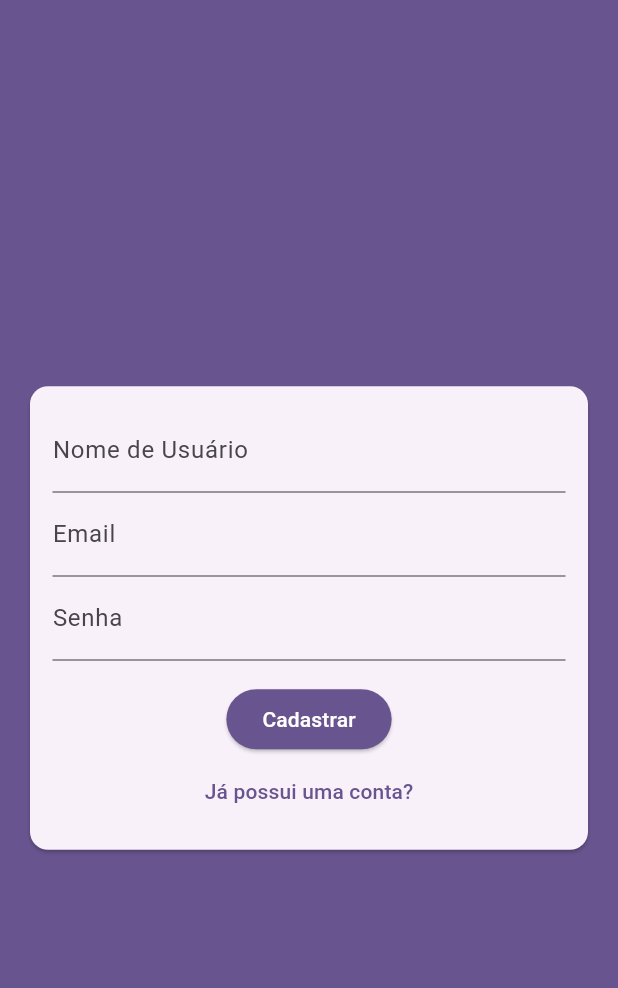
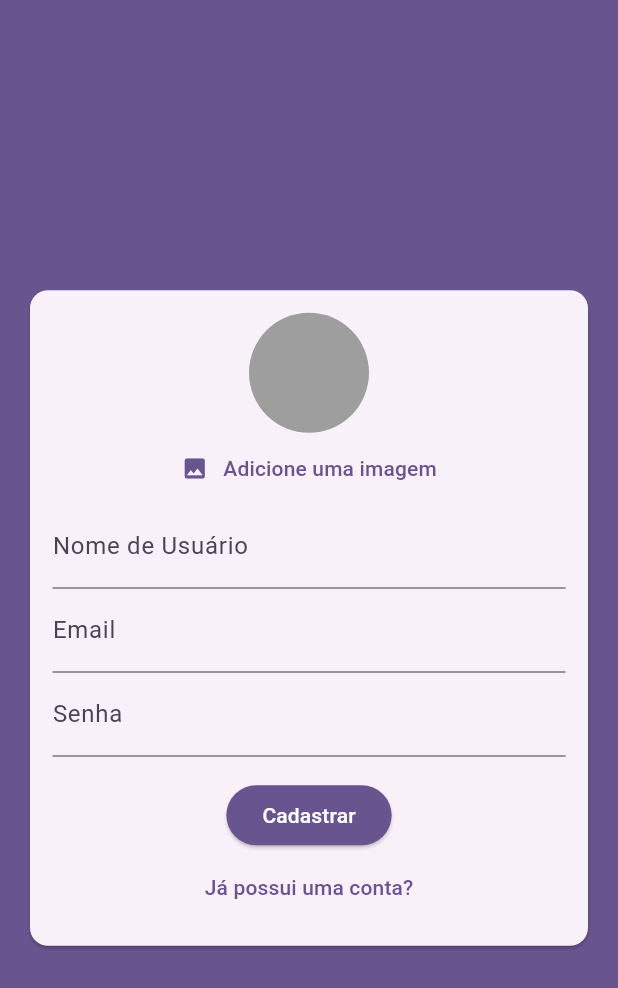
Before and after one commit to Jooaomarcelo/to-do-list-app, a Flutter app: the screen it shows after launch, after a tap on "Novo usuário?", on a phone screen of 412 x 824 dp. Shown: the top 988 px of the screen. Run offline on Flutter 3.47's test engine with Material 3 defaults, Android fonts, the phone set to English and light mode, and no system bars; our stand-ins replace firebase_core, image_cropper, image_picker; accounts and stored records are empty; generated files the repository leaves out were written again.

Commit message:
added image picker and image cropper

```diff
--- a/lib/components/auth_form.dart
+++ b/lib/components/auth_form.dart
@@ -1,4 +1,7 @@
+import 'dart:io';
+
 import 'package:flutter/material.dart';
+import 'package:to_do_list/components/user_image_picker.dart';
 import 'package:to_do_list/models/auth_form_data.dart';
 
 class AuthForm extends StatefulWidget {
@@ -13,6 +16,10 @@ class _AuthFormState extends State<AuthForm> {
 
   final _formKey = GlobalKey<FormState>();
 
+  void _handleImagePick(File image) {
+    _formData.image = image;
+  }
+
   @override
   Widget build(BuildContext context) {
     return Card(
@@ -20,8 +27,12 @@ class _AuthFormState extends State<AuthForm> {
       child: Padding(
         padding: const EdgeInsets.all(15),
         child: Form(
+          key: _formKey,
           child: Column(
             children: [
+              if (_formData.isSignup)
+                UserImagePicker(onImagePick: _handleImagePick),
+              if (_formData.isSignup)
                 TextFormField(
                   key: const ValueKey('name'),
                   initialValue: _formData.name,
--- /dev/null
+++ b/lib/components/user_image_picker.dart
@@ -0,0 +1,100 @@
+import 'dart:io';
+
+import 'package:flutter/material.dart';
+import 'package:image_cropper/image_cropper.dart';
+import 'package:image_picker/image_picker.dart';
+
+class UserImagePicker extends StatefulWidget {
+  final void Function(File) onImagePick;
+
+  const UserImagePicker({
+    required this.onImagePick,
+    super.key,
+  });
+
+  @override
+  State<UserImagePicker> createState() => _UserImagePickerState();
+}
+
+class _UserImagePickerState extends State<UserImagePicker> {
+  File? _image;
+
+  void _pickImage() async {
+    final picker = ImagePicker();
+
+    final pickedImage = await picker.pickImage(
+      source: ImageSource.gallery,
+      imageQuality: 50,
+    );
+
+    if (pickedImage == null) {
+      return;
+    }
+
+    final cropper = ImageCropper();
+    final croppedImage = await cropper.cropImage(
+      sourcePath: pickedImage.path,
+      maxWidth: 150,
+      uiSettings: [
+        AndroidUiSettings(
+          toolbarTitle: 'Editar imagem',
+          toolbarColor: Colors.deepOrange,
+          toolbarWidgetColor: Colors.white,
+          initAspectRatio: CropAspectRatioPreset.square,
+          lockAspectRatio: false,
+          aspectRatioPresets: [
+            CropAspectRatioPreset.original,
+            CropAspectRatioPreset.square,
+            CropAspectRatioPreset.ratio4x3,
+          ],
+        ),
+        IOSUiSettings(
+          title: 'Editar imagem',
+          aspectRatioLockEnabled: false,
+          aspectRatioPresets: [
+            CropAspectRatioPreset.original,
+            CropAspectRatioPreset.square,
+            CropAspectRatioPreset.ratio4x3,
+          ],
+        ),
+      ],
+    );
+
+    if (croppedImage == null) {
+      return;
+    }
+
+    setState(() {
+      _image = File(croppedImage.path);
+    });
+
+    widget.onImagePick(_image!);
+  }
+
+  @override
+  Widget build(BuildContext context) {
+    return Column(
+      children: [
+        CircleAvatar(
+          radius: 40,
+          backgroundColor: Colors.grey,
+          backgroundImage: _image != null ? FileImage(_image!) : null,
+        ),
+        TextButton(
+          onPressed: _pickImage,
+          child: Row(
+            mainAxisAlignment: MainAxisAlignment.center,
+            children: [
+              Icon(
+                Icons.image,
+                color: Theme.of(context).colorScheme.primary,
+              ),
+              SizedBox(width: 10),
+              Text('Adicione uma imagem'),
+            ],
+          ),
+        )
+      ],
+    );
+  }
+}
--- a/pubspec.yaml
+++ b/pubspec.yaml
@@ -37,6 +37,8 @@ dependencies:
   firebase_core: ^3.10.1
   cloud_firestore: ^5.6.2
   intl: ^0.20.2
+  image_picker: ^1.1.2
+  image_cropper: ^9.0.0
 
 dev_dependencies:
   flutter_test:
```
Also changed, not shown: 2 other files. Lines whose indentation alone changed are shown as unchanged.
